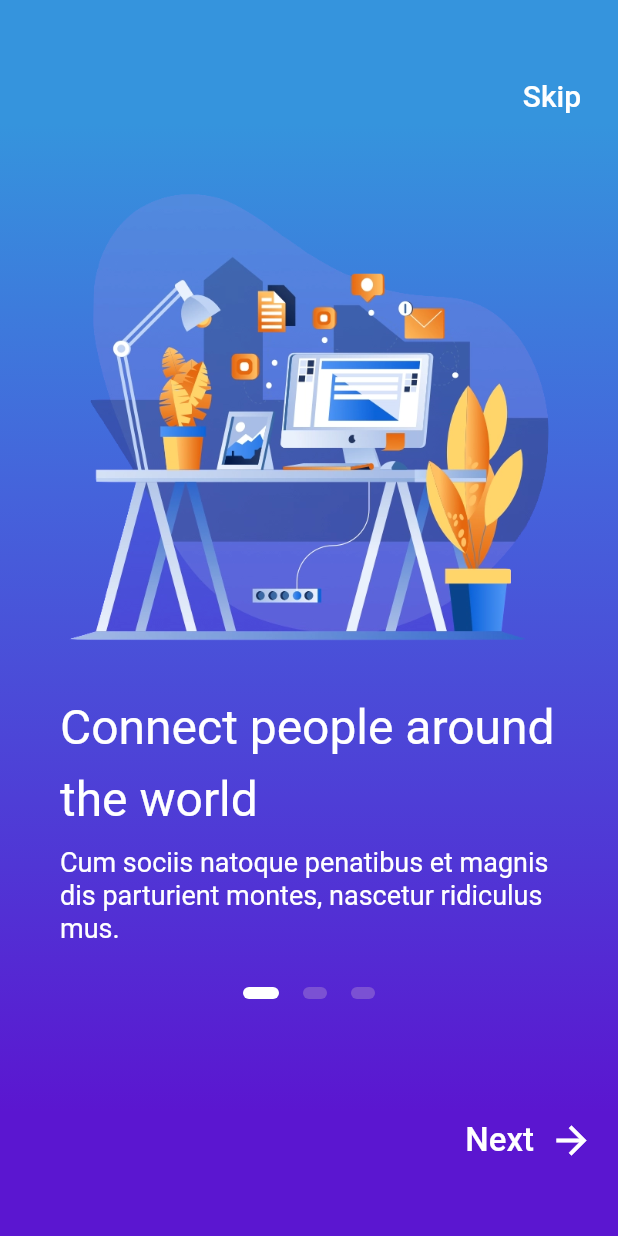
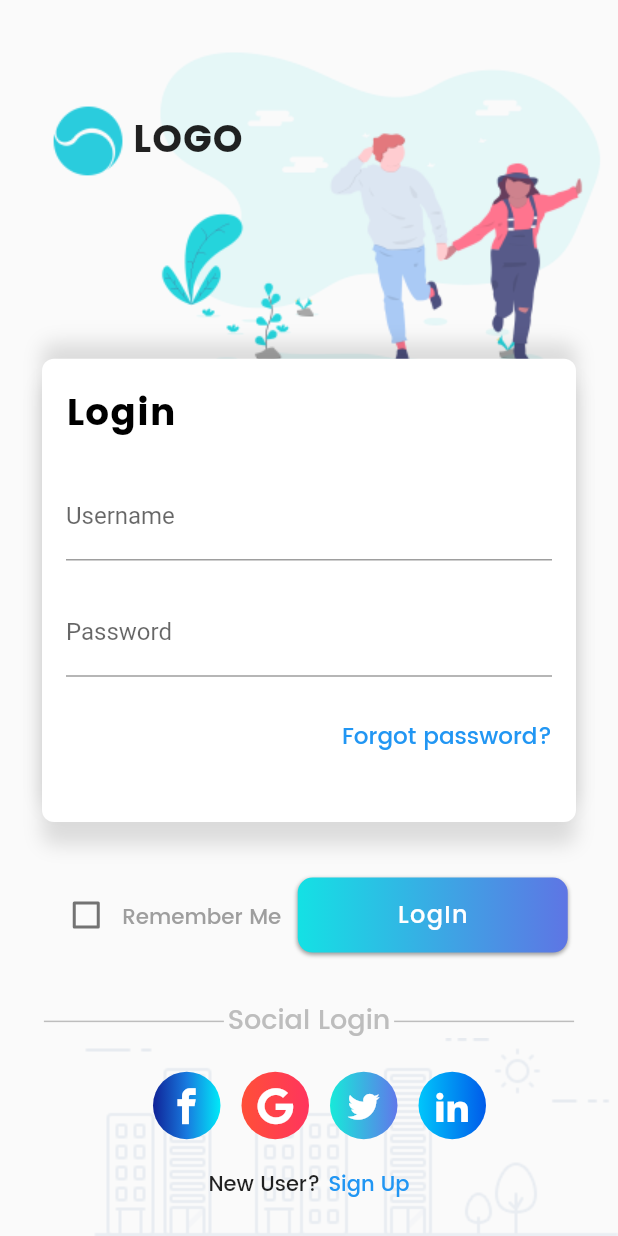
Before and after one commit to Martyniuk/flutter_widgets_lib, a Flutter app: the screen it shows after launch, in the side drawer, after a tap on "Basic", on a phone screen of 412 x 824 dp. Run offline on Flutter 3.47's test engine with Material 2 defaults, Android fonts, the phone set to English and light mode, and no system bars; our stand-ins replace carousel_slider, flutter_screenutil, flutter_slidable, font_awesome_flutter; missing offline and left inert: clippy_flutter, gradient_text; generated files the repository leaves out were written again.

Commit message:
feat: added login screnn + Zaitse app

```diff
--- a/lib/cources/zaiste_flutter_in_practice/models/message.dart
+++ b/lib/cources/zaiste_flutter_in_practice/models/message.dart
@@ -19,7 +19,7 @@ class Message {
 
   static Future<List<Message>> browse() async {
     http.Response response =
-        await http.get('http://www.mocky.io/v2/5ddead35310000526c3ae488');
+        await http.get('http://www.mocky.io/v2/5de12b673200009034809269');
 
     await Future.delayed(Duration(seconds: 3));
     String content = response.body;
--- a/lib/main.dart
+++ b/lib/main.dart
@@ -14,7 +14,8 @@ import 'library/library.dart';
 // import 'practice/basic/restaurant.dart';
 // import 'practice/basic/travelApp2.dart';
 // import 'practice/basic/story_app.dart';
-import 'practice/basic/onboarding_screens.dart';
+// import 'practice/basic/onboarding_screens.dart';
+import 'practice/basic/login_app.dart';
 // import 'practice/basic/onboarding_screens2.dart';
 // import 'practice/basic/bicycle_app.dart';
 
@@ -74,11 +75,12 @@ class _HomeScreenState extends State<HomeScreen> {
             ),
             ListTile(
               title: Text('Basic'),
+              // TODO: should be a screen with all apps from basic folder
               onTap: () {
                 Navigator.push(
                   context,
                   MaterialPageRoute(
-                    builder: (context) => OnboardingScreens2App(),
+                    builder: (context) => LoginApp(),
                   ),
                 );
               },
--- /dev/null
+++ b/lib/practice/basic/login_app.dart
@@ -0,0 +1,340 @@
+// --> https://www.uplabs.com/posts/login-99a29cbb-2952-4550-a977-5081bada091d
+// Core
+import 'package:flutter/material.dart';
+import 'package:flutter_screenutil/flutter_screenutil.dart';
+
+class LoginApp extends StatefulWidget {
+  @override
+  _LoginAppState createState() => _LoginAppState();
+}
+
+class _LoginAppState extends State<LoginApp> {
+  bool rememberMe = false;
+
+  @override
+  Widget build(BuildContext context) {
+    ScreenUtil.instance = ScreenUtil.getInstance()..init(context);
+    ScreenUtil.instance =
+        ScreenUtil(width: 750, height: 1334, allowFontScaling: true);
+
+    return Scaffold(
+      resizeToAvoidBottomInset: true,
+      body: Stack(
+        fit: StackFit.expand,
+        children: <Widget>[
+          Column(
+            crossAxisAlignment: CrossAxisAlignment.end,
+            children: <Widget>[
+              Padding(
+                padding: EdgeInsets.only(top: 20.0),
+                child: Image.asset(
+                  'assets/images/login/image_01.png',
+                ),
+              ),
+              Spacer(),
+              // Expanded(
+              //   child: Container(),
+              // ),
+              Image.asset('assets/images/login/image_02.png')
+            ],
+          ),
+          SingleChildScrollView(
+            child: Padding(
+              padding: EdgeInsets.only(
+                left: 28.0,
+                right: 28.0,
+                top: 60.0,
+              ),
+              child: Column(
+                children: <Widget>[
+                  Row(
+                    children: <Widget>[
+                      Image.asset(
+                        'assets/images/login/logo.png',
+                        width: ScreenUtil.getInstance().setWidth(110),
+                        height: ScreenUtil.getInstance().setHeight(110),
+                      ),
+                      Text(
+                        'LOGO',
+                        style: TextStyle(
+                          fontWeight: FontWeight.bold,
+                          fontFamily: 'Poppins-B',
+                          fontSize: ScreenUtil.getInstance().setSp(46),
+                          letterSpacing: .6,
+                        ),
+                      ),
+                    ],
+                  ),
+                  SizedBox(
+                    height: ScreenUtil.getInstance().setHeight(180),
+                  ),
+                  Container(
+                    width: double.infinity,
+                    height: ScreenUtil.getInstance().setHeight(500),
+                    decoration: BoxDecoration(
+                      color: Colors.white,
+                      borderRadius: BorderRadius.circular(8.0),
+                      boxShadow: [
+                        BoxShadow(
+                          color: Colors.black12,
+                          offset: Offset(0.0, 15.0),
+                          blurRadius: 10.0,
+                        ),
+                        BoxShadow(
+                          color: Colors.black12,
+                          offset: Offset(0.0, -10.0),
+                          blurRadius: 10.0,
+                        ),
+                      ],
+                    ),
+                    child: Padding(
+                      padding: EdgeInsets.only(
+                        left: 16.0,
+                        right: 16.0,
+                        top: 16.0,
+                      ),
+                      child: Column(
+                        crossAxisAlignment: CrossAxisAlignment.start,
+                        children: <Widget>[
+                          Text(
+                            'Login',
+                            style: TextStyle(
+                              color: Colors.black,
+                              fontFamily: 'Poppins-B',
+                              letterSpacing: .6,
+                              fontSize: ScreenUtil.getInstance().setSp(45),
+                            ),
+                          ),
+                          SizedBox(
+                            height: ScreenUtil.getInstance().setHeight(30),
+                          ),
+                          TextField(
+                            decoration: InputDecoration(
+                              labelText: 'Username',
+                            ),
+                          ),
+                          SizedBox(
+                            height: ScreenUtil.getInstance().setHeight(30),
+                          ),
+                          TextField(
+                            obscureText: true,
+                            decoration: InputDecoration(
+                              labelText: 'Password',
+                            ),
+                          ),
+                          SizedBox(
+                            height: ScreenUtil.getInstance().setHeight(45),
+                          ),
+                          Row(
+                            mainAxisAlignment: MainAxisAlignment.end,
+                            children: <Widget>[
+                              Text(
+                                'Forgot password?',
+                                style: TextStyle(
+                                  color: Colors.blue,
+                                  fontFamily: 'Poppins-M',
+                                  fontSize: ScreenUtil.getInstance().setSp(28),
+                                ),
+                              ),
+                            ],
+                          )
+                        ],
+                      ),
+                    ),
+                  ),
+                  SizedBox(
+                    height: ScreenUtil.getInstance().setHeight(60),
+                  ),
+                  Row(
+                    mainAxisAlignment: MainAxisAlignment.spaceAround,
+                    children: <Widget>[
+                      Row(
+                        children: <Widget>[
+                          Checkbox(
+                            value: rememberMe,
+                            onChanged: (value) {
+                              setState(() {
+                                rememberMe = value;
+                              });
+                            },
+                          ),
+                          Text(
+                            'Remember Me',
+                            style: TextStyle(
+                              height: 2.5,
+                              color: Colors.grey,
+                              fontFamily: 'Poppins-M',
+                              fontSize: ScreenUtil.getInstance().setSp(26),
+                            ),
+                          ),
+                        ],
+                      ),
+                      Container(
+                        width: 180.0,
+                        height: 50.0,
+                        decoration: BoxDecoration(
+                            borderRadius: BorderRadius.circular(10.0),
+                            gradient: LinearGradient(
+                              colors: [
+                                Color.fromRGBO(20, 225, 228, 1.0),
+                                Color.fromRGBO(94, 117, 228, 1.0),
+                              ],
+                              begin: Alignment.centerLeft,
+                              end: Alignment.centerRight,
+                            ),
+                            boxShadow: [
+                              BoxShadow(
+                                color: Colors.grey[500],
+                                offset: Offset(0.0, 1.5),
+                                blurRadius: 1.5,
+                              ),
+                            ]),
+                        child: Material(
+                          color: Colors.transparent,
+                          child: InkWell(
+                            onTap: () {},
+                            child: Center(
+                              child: Text(
+                                'LogIn',
+                                style: TextStyle(
+                                  color: Colors.white,
+                                  fontFamily: 'Poppins-M',
+                                  fontSize: 16.0,
+                                  letterSpacing: .9,
+                                ),
+                              ),
+                            ),
+                          ),
+                        ),
+                      ),
+                    ],
+                  ),
+                  SizedBox(
+                    height: ScreenUtil.getInstance().setHeight(50),
+                  ),
+                  Row(
+                    mainAxisAlignment: MainAxisAlignment.spaceAround,
+                    children: <Widget>[
+                      _drawLine(),
+                      Text(
+                        'Social Login',
+                        style: TextStyle(
+                          color: Colors.grey[400],
+                          fontFamily: 'Poppins-M',
+                          fontSize: 18.0,
+                        ),
+                      ),
+                      _drawLine(),
+                    ],
+                  ),
+                  SizedBox(height: ScreenUtil.getInstance().setHeight(30)),
+                  Row(
+                    mainAxisAlignment: MainAxisAlignment.center,
+                    children: <Widget>[
+                      SocialIcon(
+                        colors: [
+                          Color(0xFF102397),
+                          Color(0xFF187adf),
+                          Color(0xFF00eaf8),
+                        ],
+                        iconData: CustomIcons.facebook,
+                        onPressed: () {},
+                      ),
+                      SocialIcon(
+                        colors: [
+                          Color(0xFFff4f38),
+                          Color(0xFFff355d),
+                        ],
+                        iconData: CustomIcons.googlePlus,
+                        onPressed: () {},
+                      ),
+                      SocialIcon(
+                        colors: [
+                          Color(0xFF17ead9),
+                          Color(0xFF6078ea),
+                        ],
+                        iconData: CustomIcons.twitter,
+                        onPressed: () {},
+                      ),
+                      SocialIcon(
+                        colors: [
+                          Color(0xFF00c6fb),
+                          Color(0xFF005bea),
+                        ],
+                        iconData: CustomIcons.linkedin,
+                        onPressed: () {},
+                      ),
+                    ],
+                  ),
+                  SizedBox(height: ScreenUtil.getInstance().setHeight(30)),
+                  Row(
+                    mainAxisAlignment: MainAxisAlignment.center,
+                    children: <Widget>[
+                      Text(
+                        'New User?',
+                        style: TextStyle(fontFamily: 'Poppins-M'),
+                      ),
+                      SizedBox(width: ScreenUtil.getInstance().setWidth(10)),
+                      GestureDetector(
+                        onTap: () {},
+                        child: Text(
+                          'Sign Up',
+                          style: TextStyle(
+                              color: Colors.blue, fontFamily: 'Poppins-M'),
+                        ),
+                      ),
+                    ],
+                  ),
+                ],
+              ),
+            ),
+          ),
+        ],
+      ),
+    );
+  }
+
+  Widget _drawLine() {
+    return Container(
+      padding: EdgeInsets.symmetric(horizontal: 20.0),
+      width: 120.0,
+      height: 1.0,
+      color: Colors.grey[400],
+    );
+  }
+}
+
+class CustomIcons {
+  static const IconData twitter = IconData(0xe900, fontFamily: 'Social');
+  static const IconData facebook = IconData(0xe901, fontFamily: 'Social');
+  static const IconData googlePlus = IconData(0xe902, fontFamily: 'Social');
+  static const IconData linkedin = IconData(0xe903, fontFamily: 'Social');
+}
+
+class SocialIcon extends StatelessWidget {
+  final List<Color> colors;
+  final IconData iconData;
+  final Function onPressed;
+
+  SocialIcon({this.colors, this.iconData, this.onPressed});
+
+  @override
+  Widget build(BuildContext context) {
+    return Padding(
+      padding: const EdgeInsets.only(left: 14.0),
+      child: Container(
+        width: 45.0,
+        height: 45.0,
+        decoration: BoxDecoration(
+          shape: BoxShape.circle,
+          gradient: LinearGradient(colors: colors, tileMode: TileMode.clamp),
+        ),
+        child: RawMaterialButton(
+          onPressed: this.onPressed,
+          shape: CircleBorder(),
+          child: Icon(this.iconData, color: Colors.white),
+        ),
+      ),
+    );
+  }
+}
```
Also changed, not shown: lib/cources/zaiste_flutter_in_practice/widgets/compose_button.dart (+14 -6 lines), lib/cources/zaiste_flutter_in_practice/widgets/message_compose.dart (+55 -37 lines), lib/cources/zaiste_flutter_in_practice/widgets/message_list.dart (+184 -48 lines), pubspec.yaml (+13 -1 lines), assets/images/login/image_01.png (added), assets/images/login/image_02.png (added), assets/images/login/logo.png (added), fonts/Poppins-Bold.ttf (added), fonts/Poppins-Medium.ttf (added), fonts/SocialIcons.ttf (added), pubspec.lock.
